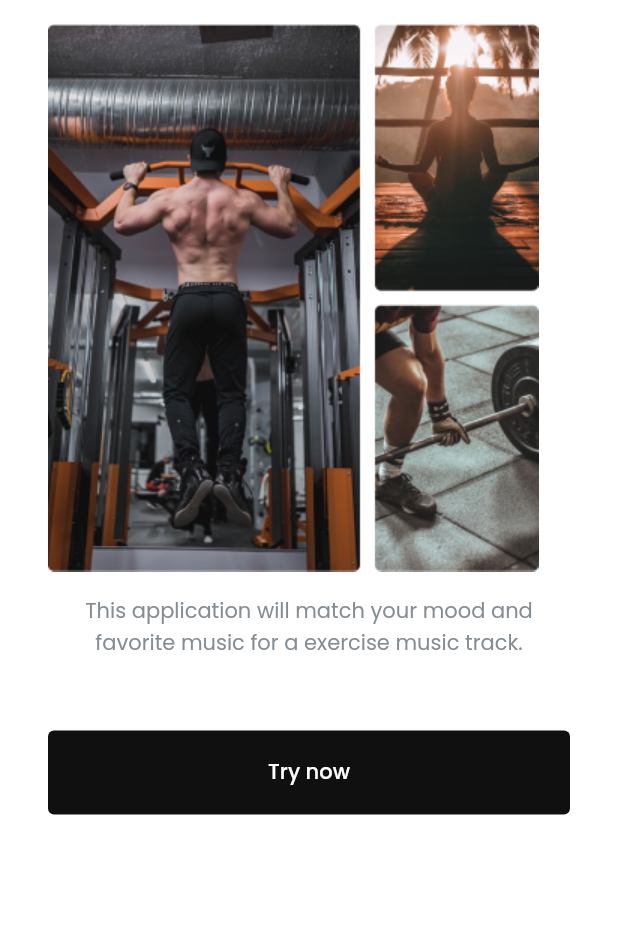
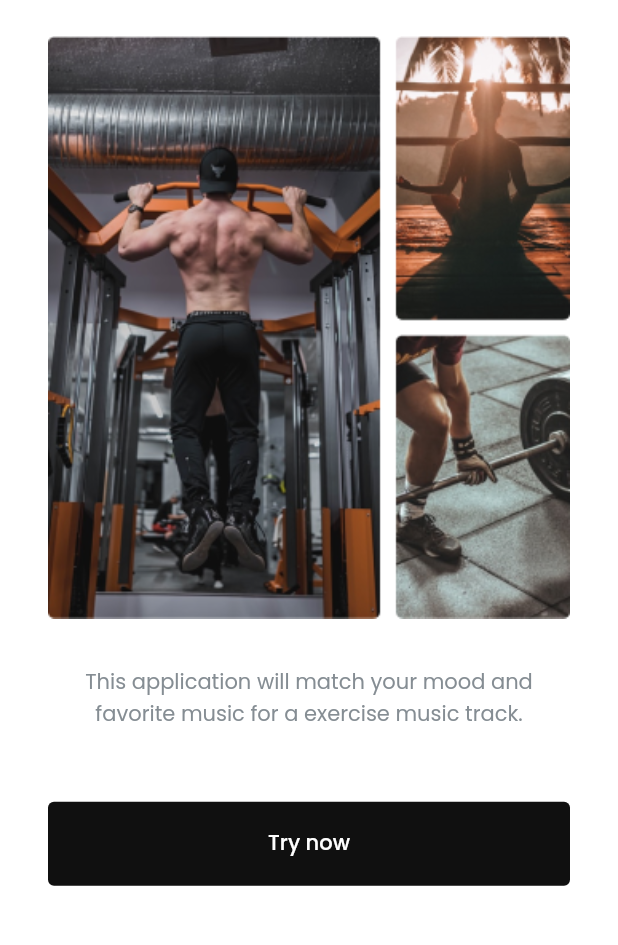
Before and after one commit to melodistic/Melodistic-App, a Flutter app: the screen it shows after launch, on a phone screen of 412 x 824 dp, the part 141-1086 px from its top. Run offline on Flutter 3.47's test engine with Material 2 defaults, Android fonts, the phone set to English and light mode, and no system bars; our stand-ins replace dio, dotted_border, file_picker, flutter_spinkit, get, google_sign_in and 4 more; missing offline and left inert: any_link_preview; accounts and stored records are empty.

Commit message:
fix: homescreen :hammer:

```diff
--- a/lib/screens/onboarding/onboard.screen.dart
+++ b/lib/screens/onboarding/onboard.screen.dart
@@ -23,7 +23,6 @@ class OnboardingScreen extends StatelessWidget {
               crossAxisAlignment: CrossAxisAlignment.start,
               children: <Widget>[
                 const Text('Enjoy Exercise', style: kHeading1),
-                kSizedBoxHorizontalXXL,
                 Row(
                   children: <Widget>[
                     const Text('With', style: kHeading1),
@@ -31,10 +30,13 @@ class OnboardingScreen extends StatelessWidget {
                         style: kHeading1.copyWith(color: kSecondaryColor))
                   ],
                 ),
-                kSizedBoxHorizontalXXL,
+                kSizedBoxVerticalXS,
                 Container(
+                    width: double.infinity,
                     padding: const EdgeInsets.symmetric(vertical: kSizeS),
-                    child: Image.asset('assets/images/onbording.png')),
+                    child: Image.asset('assets/images/onbording.png',
+                        fit: BoxFit.cover)),
+                kSizedBoxVerticalS,
                 Text(
                     'This application will match your mood and favorite music for a exercise music track.',
                     textAlign: TextAlign.center,
```
Also changed, not shown: 1 other file.
